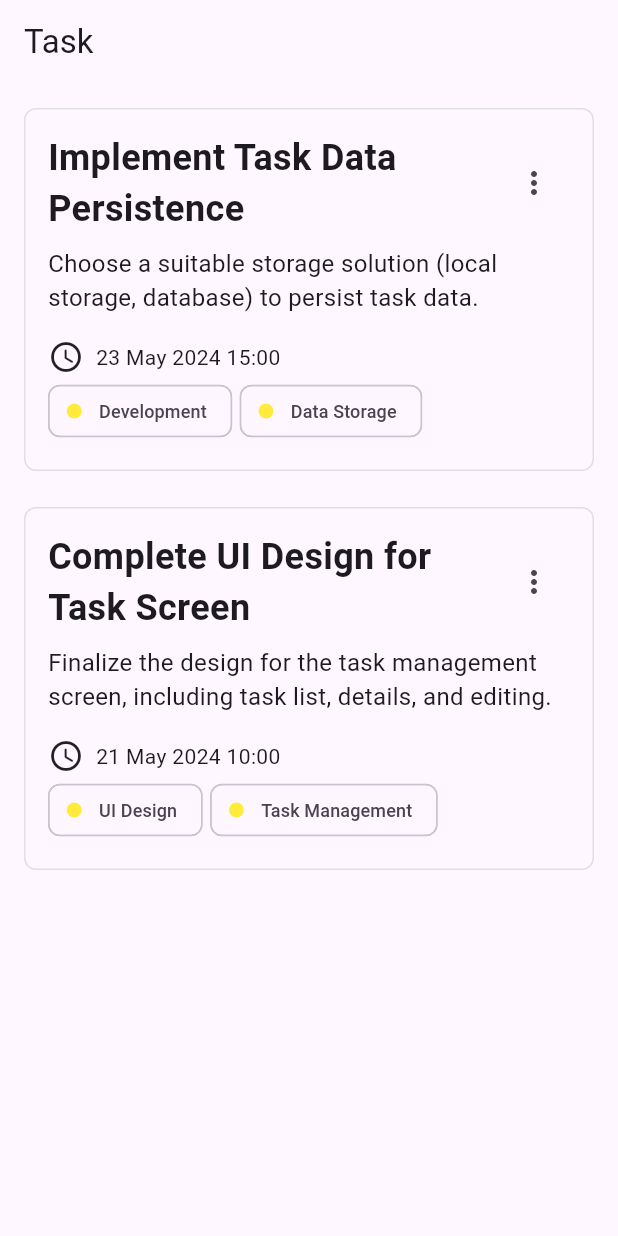
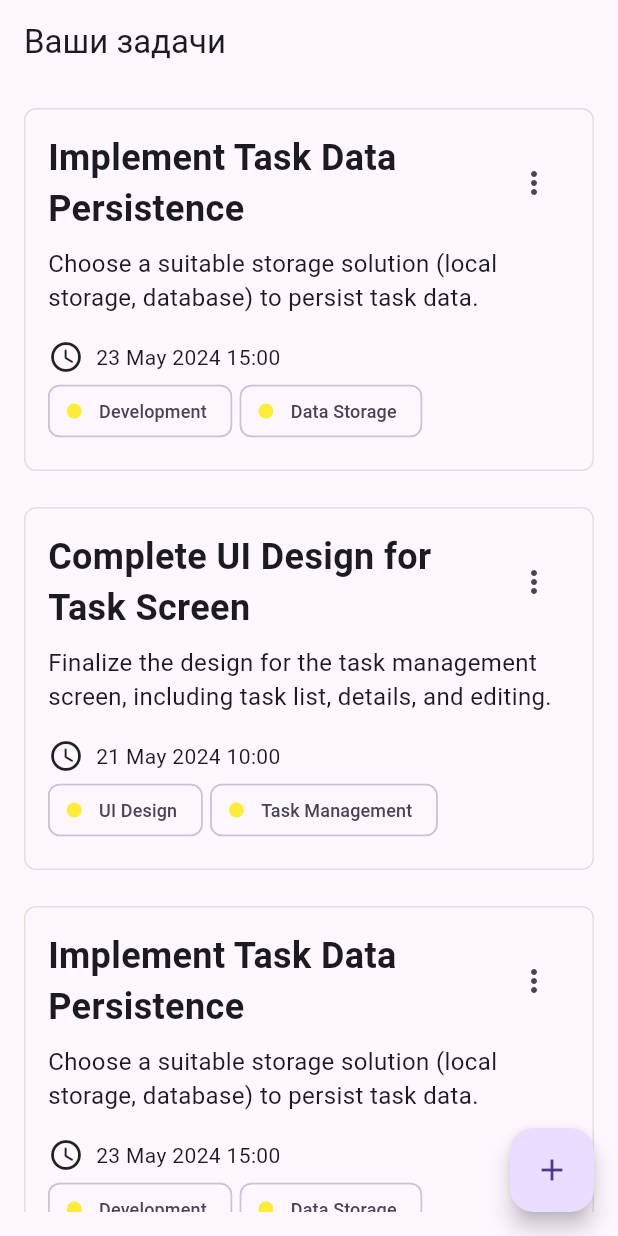
Before and after one commit to ozernyifei/planner, a Flutter app: the TaskScreen screen opened directly, on a phone screen of 412 x 824 dp. Run offline on Flutter 3.47's test engine with Material 3 defaults, Android fonts, the phone set to English and light mode, and no system bars; our stand-ins replace shared_preferences, sqflite, syncfusion_flutter_calendar; accounts and stored records are empty.

Commit message:
i forgor

```diff
--- a/lib/1placeholders/task_filled.dart
+++ b/lib/1placeholders/task_filled.dart
@@ -38,12 +38,25 @@ class _TaskScreenState extends State<TaskScreen> {
       endTime: DateTime(2024, 05, 21, 10), // Example end time
       tags: ['UI Design', 'Task Management'],
     ),
+    Task(
+      name: 'Implement Task Data Persistence',
+      description: 'Choose a suitable storage solution (local storage, database) to persist task data.',
+      endTime: DateTime(2024, 05, 23, 15), // Example end time
+      tags: ['Development', 'Data Storage'],
+    ),
+    Task(
+      name: 'Complete UI Design for Task Screen',
+      description: 'Finalize the design for the task management screen, including task list, details, and editing.',
+      endTime: DateTime(2024, 05, 21, 10), // Example end time
+      tags: ['UI Design', 'Task Management'],
+    ),
   ];
   @override
   Widget build(BuildContext context) {
+    final theme = Theme.of(context);
     return Scaffold(
       appBar: AppBar(
-        title: const Text('Task'),
+        title: const Text('Ваши задачи'),
       ),
       body: Padding(
         padding: const EdgeInsets.all(16),
@@ -125,6 +138,14 @@ class _TaskScreenState extends State<TaskScreen> {
           ),
         ),
       ),
+      floatingActionButton: FloatingActionButton(
+  onPressed: () {
+    // Handle FAB press to create a new task
+    print('Create new task');
+    // You might want to navigate to a task creation screen here
+  },
+  child: const Icon(Icons.add),
+),
     );
   }
 }
--- a/lib/screens/task_screen.dart
+++ b/lib/screens/task_screen.dart
@@ -6,6 +6,7 @@ import 'package:planner/classes/db_helper.dart';
 import 'package:planner/classes/user_service.dart';
 import 'package:planner/models/task.dart';
 import 'package:planner/screens/edit_task_dialog.dart';
+//import 'package:planner/widgets/task_box.dart';
 
 
 class TaskScreen extends StatefulWidget {
```
